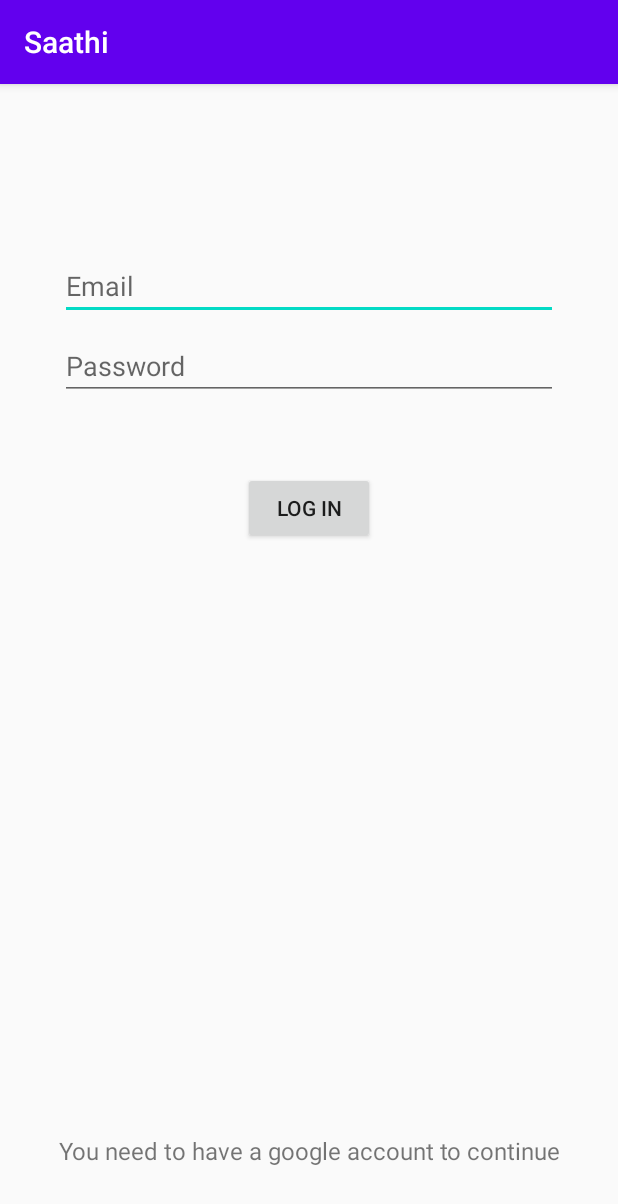
After one commit to navgarg/Saathi, an Android app: the LoginActivity screen opened directly, with no data from a screen before it, on a phone screen of 412 x 824 dp. The commit adds this screen. Shown: the top 1204 px of the screen. Run offline under Robolectric (Android 15) with nearby library versions, the phone set to English and light mode, and no system bars.

```diff
--- /dev/null
+++ b/app/src/main/java/com/example/saathi/LoginActivity.java
@@ -0,0 +1,22 @@
+package com.example.saathi;
+
+import androidx.appcompat.app.AppCompatActivity;
+
+import android.os.Bundle;
+import android.widget.Button;
+import android.widget.EditText;
+
+public class LoginActivity extends AppCompatActivity {
+
+    private EditText mEmailEditText;
+    private EditText mPasswordEditText;
+    private Button mLoginButton;
+    //private FirebaseAuth mAuth;
+    //private FirebaseAuth.AuthStateListener mAuthStateListener;
+
+    @Override
+    protected void onCreate(Bundle savedInstanceState) {
+        super.onCreate(savedInstanceState);
+        setContentView(R.layout.activity_login);
+    }
+}
--- a/app/src/main/java/com/example/saathi/MainActivity.java
+++ b/app/src/main/java/com/example/saathi/MainActivity.java
@@ -2,6 +2,7 @@ package com.example.saathi;
 
 import androidx.appcompat.app.AppCompatActivity;
 
+import android.content.Intent;
 import android.os.Bundle;
 
 public class MainActivity extends AppCompatActivity {
@@ -10,5 +11,7 @@ public class MainActivity extends AppCompatActivity {
     protected void onCreate(Bundle savedInstanceState) {
         super.onCreate(savedInstanceState);
         setContentView(R.layout.activity_main);
+
+        startActivity(new Intent(this, PDashboard.class));
     }
 }
--- /dev/null
+++ b/app/src/main/res/layout/activity_login.xml
@@ -0,0 +1,56 @@
+<?xml version="1.0" encoding="utf-8"?>
+<RelativeLayout
+    xmlns:android="http://schemas.android.com/apk/res/android"
+    xmlns:app="http://schemas.android.com/apk/res-auto"
+    xmlns:tools="http://schemas.android.com/tools"
+    android:id="@+id/container"
+    android:layout_width="match_parent"
+    android:layout_height="match_parent"
+    android:paddingLeft="16dp"
+    android:paddingTop="16dp"
+    android:paddingRight="16dp"
+    android:paddingBottom="16dp"
+    tools:context="com.example.saathi.LoginActivity">
+
+    <EditText
+        android:id="@+id/email"
+        android:layout_width="match_parent"
+        android:layout_height="wrap_content"
+        android:layout_marginStart="24dp"
+        android:layout_marginTop="96dp"
+        android:layout_marginEnd="24dp"
+        android:hint="Email"
+        android:inputType="textEmailAddress"/>
+
+    <EditText
+        android:id="@+id/password"
+        android:layout_width="match_parent"
+        android:layout_height="wrap_content"
+        android:layout_marginStart="24dp"
+        android:layout_marginTop="8dp"
+        android:layout_below="@+id/email"
+        android:layout_marginEnd="24dp"
+        android:hint="Password"
+        android:inputType="textPassword" />
+
+    <Button
+        android:id="@+id/login"
+        android:layout_width="wrap_content"
+        android:layout_height="wrap_content"
+        android:layout_centerInParent="true"
+        android:layout_margin="48dp"
+        android:text="Log in"
+        android:layout_below="@+id/password"/>
+
+    <TextView
+        android:layout_width="wrap_content"
+        android:layout_height="wrap_content"
+        android:layout_centerInParent="true"
+        android:textSize="16sp"
+        android:layout_marginBottom="30dp"
+        android:layout_alignParentBottom="true"
+        android:gravity="center"
+        android:text="You need to have a google account to continue"/>
+
+
+</RelativeLayout>
--- a/app/src/main/res/values/styles.xml
+++ b/app/src/main/res/values/styles.xml
@@ -7,4 +7,9 @@
         <item name="colorAccent">@color/colorAccent</item>
     </style>
 
+    <style name="AppTheme.NoActionBar">
+        <item name="windowActionBar">false</item>
+        <item name="windowNoTitle">true</item>
+    </style>
+
 </resources>
--- a/build.gradle
+++ b/build.gradle
@@ -3,9 +3,11 @@ buildscript {
     repositories {
         google()
         jcenter()
+        maven { url "https://jitpack.io" }
     }
     dependencies {
-        classpath "com.android.tools.build:gradle:4.0.1"
+        classpath "com.android.tools.build:gradle:4.0.2"
+        classpath 'com.google.gms:google-services:4.3.4'
 
         // NOTE: Do not place your application dependencies here; they belong
         // in the individual module build.gradle files
@@ -16,6 +18,7 @@ allprojects {
     repositories {
         google()
         jcenter()
+        maven { url "https://jitpack.io" }
     }
 }
 
```
Also changed, not shown: app/build.gradle (+8 -0 lines), app/src/main/AndroidManifest.xml (+8 -2 lines), app/src/main/java/com/example/saathi/PDashboard.java (added, +91 -0 lines), app/src/main/java/com/example/saathi/charts/PulseChart.java (added, +60 -0 lines), app/src/main/java/com/example/saathi/charts/SPO2Chart.java (added, +59 -0 lines), app/src/main/java/com/example/saathi/charts/TempChart.java (added, +74 -0 lines), app/src/main/java/com/example/saathi/data/Chart_Data.java (added, +40 -0 lines), app/src/main/res/layout/activity_pdashboard.xml (added, +83 -0 lines), 1 other file.
